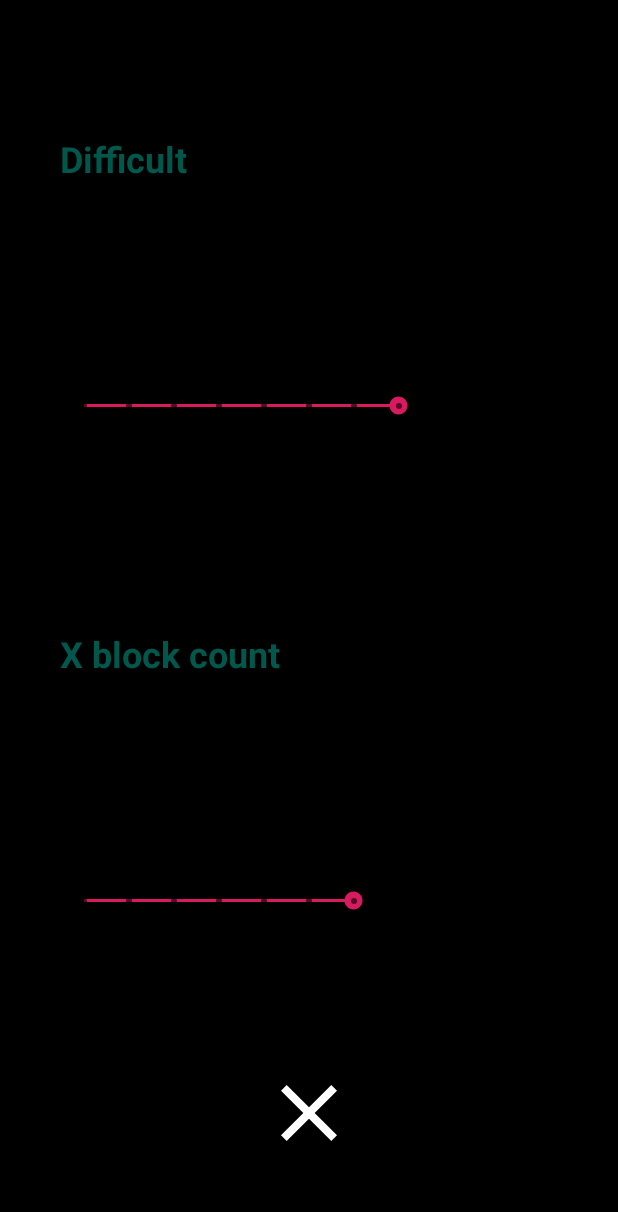
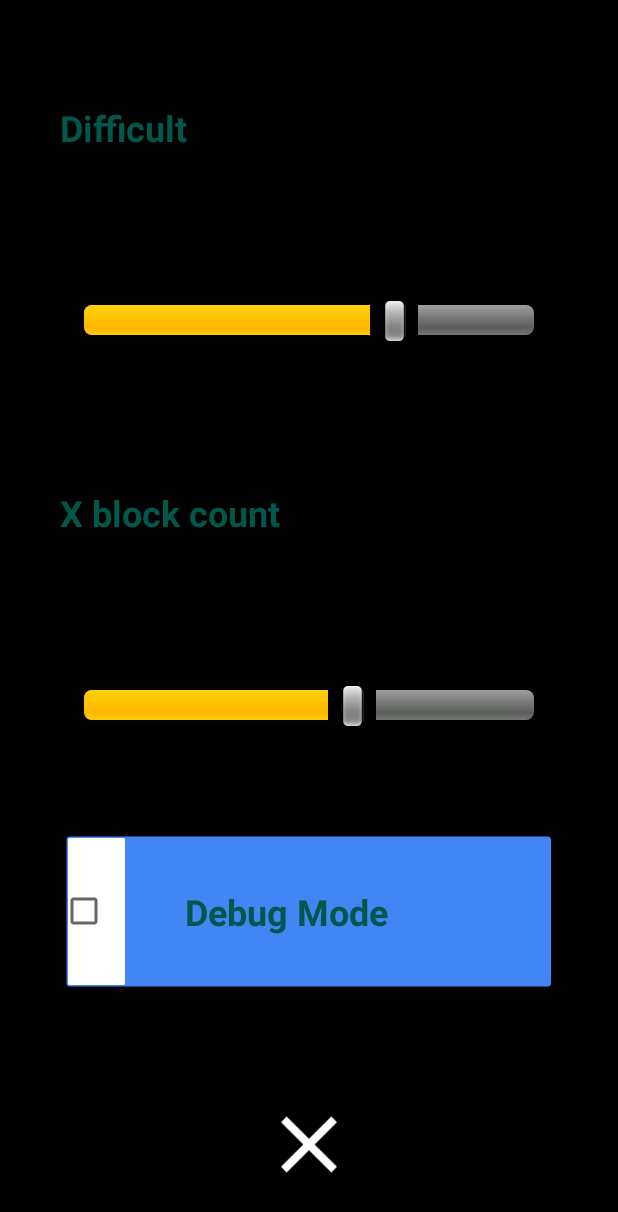
Before and after one commit to CatXer/TetriSSnake, an Android app: the fragment SettingsFragment placed in its activity, on a phone screen of 412 x 824 dp. Shown: the top 1212 px of the screen. Run offline under Robolectric (Android 15) with nearby library versions, the phone set to English and light mode, and no system bars; our stand-ins replace AdMob.

Commit message:
Fix remove bug // finally...//

```diff
--- a/app/src/main/java/com/catxer/serg/snaketetr/Fragments/SettingsFragment.java
+++ b/app/src/main/java/com/catxer/serg/snaketetr/Fragments/SettingsFragment.java
@@ -7,6 +7,8 @@ import android.support.v4.app.Fragment;
 import android.view.LayoutInflater;
 import android.view.View;
 import android.view.ViewGroup;
+import android.widget.CheckBox;
+import android.widget.CompoundButton;
 import android.widget.FrameLayout;
 import android.widget.ImageView;
 import android.widget.SeekBar;
@@ -40,6 +42,16 @@ public class SettingsFragment extends Fragment implements View.OnClickListener,
 
         difficult.setProgress((470-Settings.NormalDaley)/40);
         x_blocks.setProgress(Settings.X_block_count-10);
+
+
+        CheckBox CB = settingsView.findViewById(R.id.CB_debug);
+        CB.setChecked(Settings.Debug);
+        CB.setOnCheckedChangeListener(new CompoundButton.OnCheckedChangeListener() {
+            @Override
+            public void onCheckedChanged(CompoundButton compoundButton, boolean b) {
+                Settings.Debug = b;
+            }
+        });
 
         return settingsView;
     }
--- a/app/src/main/java/com/catxer/serg/snaketetr/GameObjects/Block.java
+++ b/app/src/main/java/com/catxer/serg/snaketetr/GameObjects/Block.java
@@ -87,8 +87,6 @@ public class Block {
     public void draw(Canvas canvas) {
         Paint paint = new Paint();
         paint.setColor(this.color);
-        /*if (isFront())
-            paint.setColor(Color.BLACK);*/
         canvas.drawRect(this.rect, paint);
     }
 
--- a/app/src/main/java/com/catxer/serg/snaketetr/Mechanics/Settings.java
+++ b/app/src/main/java/com/catxer/serg/snaketetr/Mechanics/Settings.java
@@ -12,5 +12,5 @@ public class Settings {
     public static int NormalDaley = 160;
     public static int X_block_count = 16;
     public static boolean lightTheme = false;
-
+    public static boolean Debug = false;
 }
--- a/app/src/main/res/layout/fragment_settings.xml
+++ b/app/src/main/res/layout/fragment_settings.xml
@@ -27,7 +27,7 @@
 
         <SeekBar
             android:id="@+id/set_diff"
-            style="@style/Widget.AppCompat.SeekBar.Discrete"
+            style="@android:style/Widget.SeekBar"
             android:layout_width="match_parent"
             android:layout_height="wrap_content"
             android:layout_marginLeft="40dp"
@@ -50,7 +50,7 @@
 
         <SeekBar
             android:id="@+id/set_Block"
-            style="@style/Widget.AppCompat.SeekBar.Discrete"
+            style="@android:style/Widget.SeekBar"
             android:layout_width="match_parent"
             android:layout_height="wrap_content"
             android:layout_marginLeft="40dp"
@@ -58,6 +58,18 @@
             android:layout_weight="2"
             android:max="10"
             android:progress="3" />
+
+        <CheckBox
+            android:id="@+id/CB_debug"
+            android:layout_width="match_parent"
+            android:layout_height="wrap_content"
+            android:layout_margin="40dp"
+            android:layout_weight="2"
+            android:background="@drawable/common_google_signin_btn_text_dark_normal_background"
+            android:text="Debug Mode"
+            android:textColor="@color/colorPrimaryDark"
+            android:textSize="24sp"
+            android:textStyle="bold" />
 
         <ImageView
             android:id="@+id/set_back"
```
Also changed, not shown: app/src/main/java/com/catxer/serg/snaketetr/GameObjects/EatBlock.java (+8 -5 lines), app/src/main/java/com/catxer/serg/snaketetr/GameObjects/Snake.java (+51 -8 lines), app/src/main/java/com/catxer/serg/snaketetr/Mechanics/GamePanel.java (+48 -40 lines).
